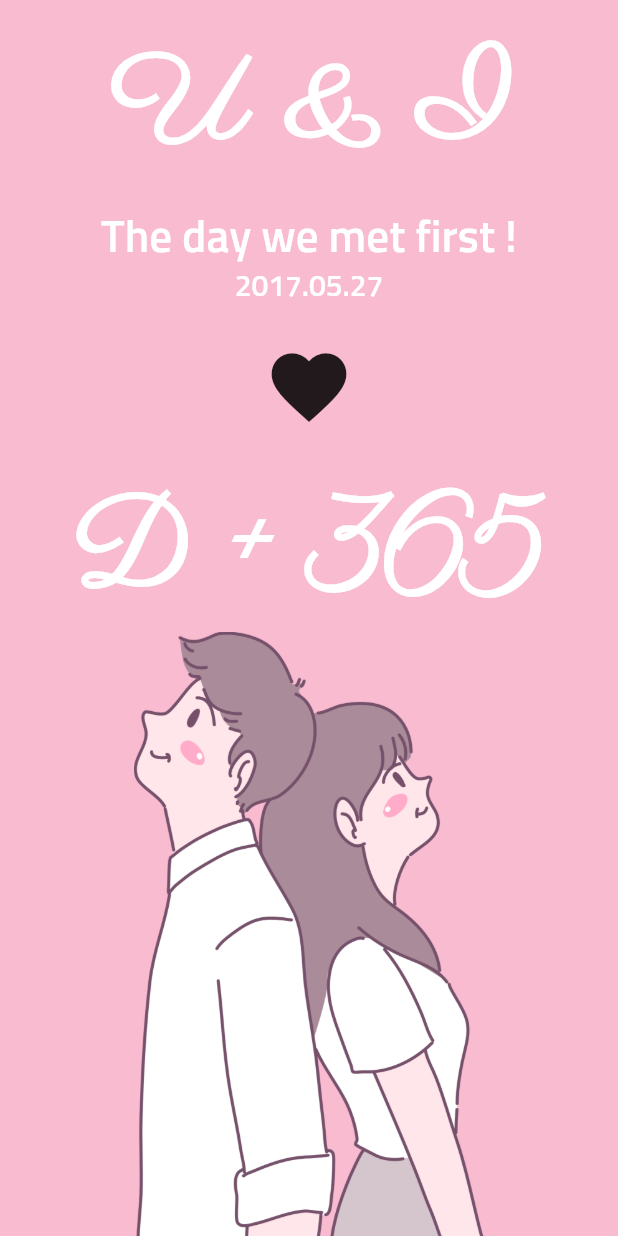
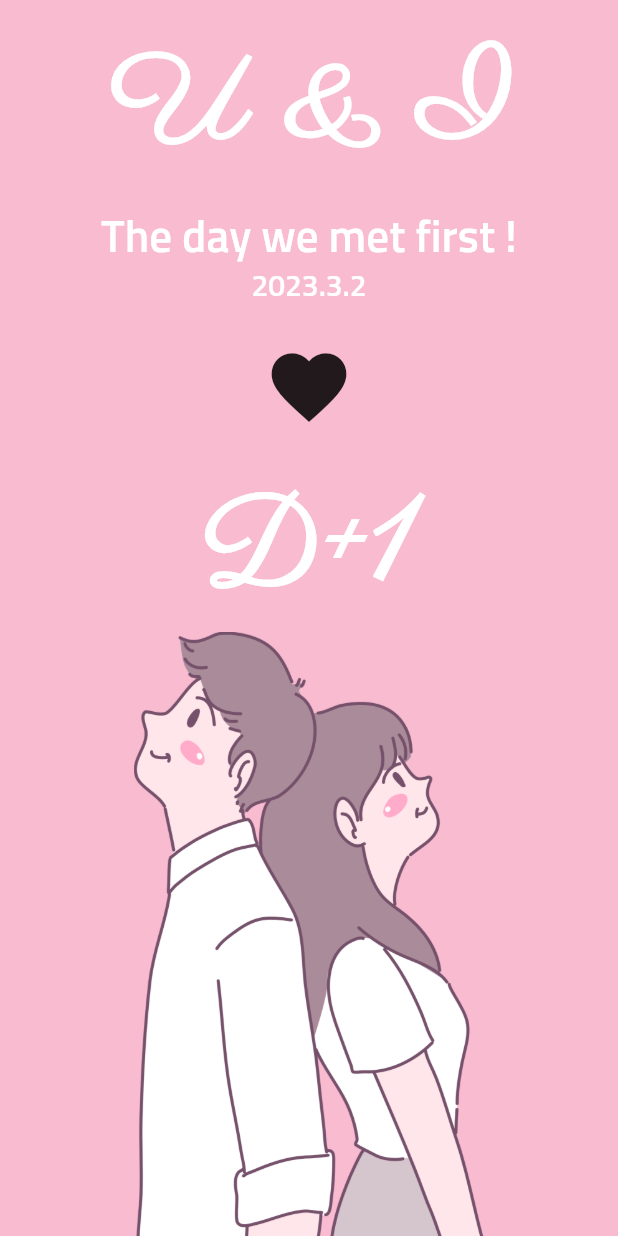
Before and after one commit to naturalitchy/flutter-double-screen-U-and-I, a Flutter app: the screen it shows after launch, on a phone screen of 412 x 824 dp. Run offline on Flutter 3.47's test engine with Material 2 defaults, Android fonts, the phone set to English and light mode, and no system bars.

Commit message:
Complete U&I project.

```diff
--- a/lib/screen/home_screen.dart
+++ b/lib/screen/home_screen.dart
@@ -1,10 +1,21 @@
 import 'package:flutter/material.dart';
+// cupertino. (날짜 선택 기능을 위해)
+import 'package:flutter/cupertino.dart';
 
 // 홈 화면을 2개로 구성한다.
 // 하나는 위에쪽 DDay UI. 하나는 밑에쪽 커플이미지 UI.
 
-class HomeScreen extends StatelessWidget {
+// StatelessWidget을 쓰지 않고 StatefulWidget을 쓰는 이유는 상태가 변해야 하기 때문에
+// 이다. Dday의 숫자는 매번 변해야 한다. 대신, 최대한 StatefulWidget을 사용하지 말자.
+class HomeScreen extends StatefulWidget {
   const HomeScreen({Key? key}) : super(key: key);
+
+  @override
+  State<HomeScreen> createState() => _HomeScreenState();
+}
+
+class _HomeScreenState extends State<HomeScreen> {
+  DateTime firstDay = DateTime.now();
 
   @override
   Widget build(BuildContext context) {
@@ -17,22 +28,64 @@ class HomeScreen extends StatelessWidget {
           mainAxisAlignment: MainAxisAlignment.spaceBetween,
           crossAxisAlignment: CrossAxisAlignment.stretch,
           children: [
-            _DDay(),
+            _DDay(
+              // _DDay 클래스에서 GestureTabCallback으로 onHeartPressed변수를 선언 후 가져다 쓰기.
+              onHeartPressed: onHeartPressed,
+              firstDay: firstDay,
+            ),
             _CoupleImage(),
           ],
         ),
       ),
     );
   }
+  void onHeartPressed() {
+    showCupertinoDialog(
+      context: context,
+      builder: (BuildContext context) {
+        return Align(
+          alignment: Alignment.bottomCenter,
+          child: Container(
+            color: Colors.white,
+            height: 300,
+            child: CupertinoDatePicker(
+              mode: CupertinoDatePickerMode.date,
+              onDateTimeChanged: (DateTime date) {
+                setState(() {
+                  firstDay = date;
+                });
+              },
+            ),
+          ),
+        );
+      },
+      barrierDismissible: true,
+    );
+
+    // setState(() {
+    //   firstDay = firstDay.subtract(Duration(days: 1));
+    // });
+    // print('Heart Clicked!! ');
+  }
 }
 
 // private class ( _DDay )
 class _DDay extends StatelessWidget {
+
+  final GestureTapCallback onHeartPressed;
+  final DateTime firstDay;
+
+  _DDay({
+    required this.onHeartPressed,
+    required this.firstDay,
+  });
+
   @override
   Widget build(BuildContext context) {
 
     // 테마 불러오기
     final textTheme = Theme.of(context).textTheme;
+    final now = DateTime.now();
 
     return Column(
       children: [
@@ -48,14 +101,15 @@ class _DDay extends StatelessWidget {
           style: textTheme.bodyText1,
         ),
         Text(
-          '2017.05.27',
+          // '2017.05.27',
+          '${firstDay.year}.${firstDay.month}.${firstDay.day}',
           style: textTheme.bodyText2,
         ),
 
         const SizedBox(height: 16.0,),
         IconButton(
           iconSize: 60.0,
-          onPressed: () {},
+          onPressed: onHeartPressed,
           icon: Icon(
             Icons.favorite,
           ),
@@ -63,7 +117,8 @@ class _DDay extends StatelessWidget {
 
         const SizedBox(height: 16.0,),
         Text(
-          'D + 365',
+          // 'D + 365',
+          'D+${DateTime(now.year, now.month, now.day).difference(firstDay).inDays + 1}',
           style: textTheme.headline1,
         ),
       ],
```
